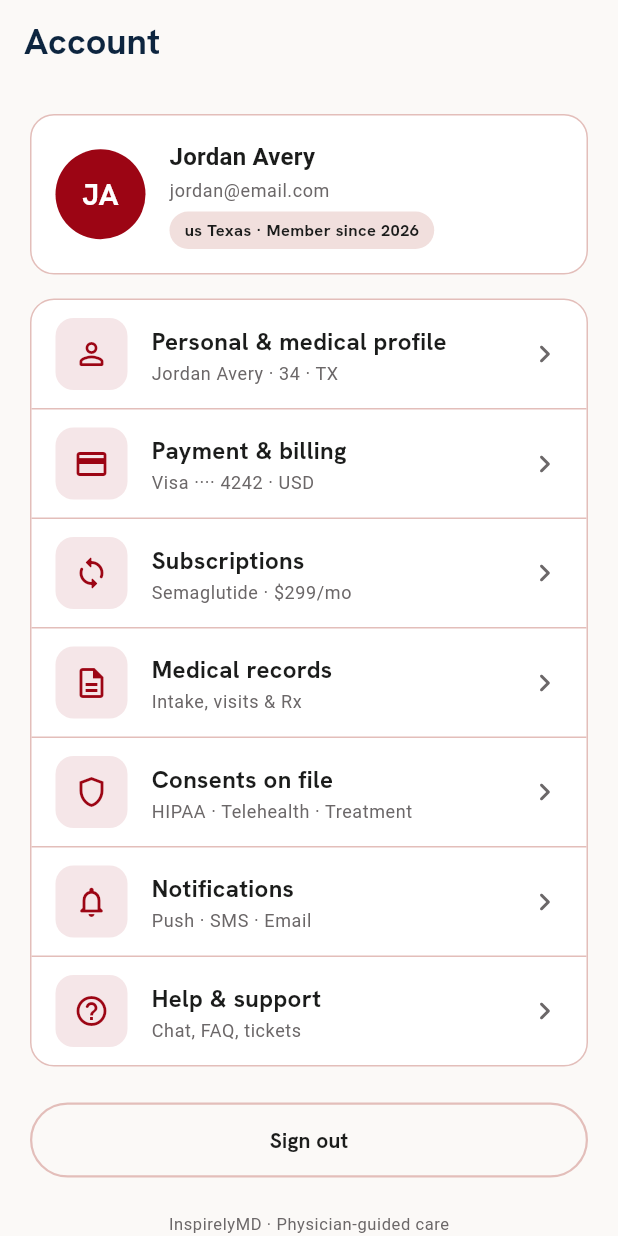
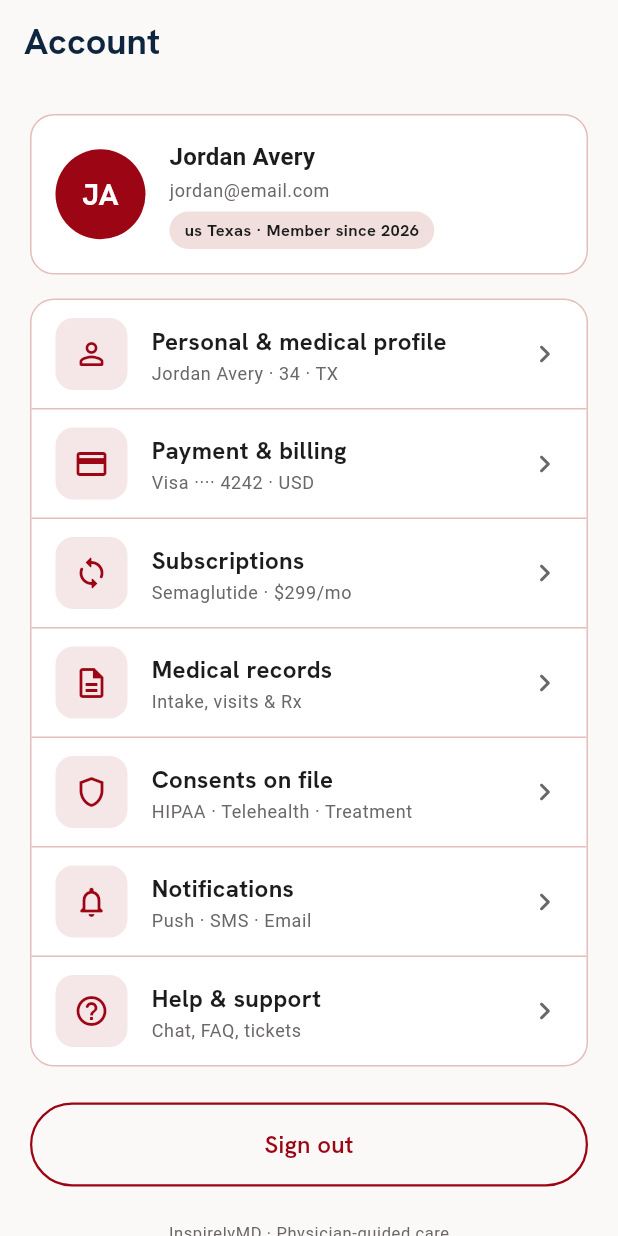
Before and after one commit to Santanu-002/inspirelymd_patient, a Flutter app: the AccountContent screen opened directly, on a phone screen of 412 x 824 dp. Run offline on Flutter 3.47's test engine with Material 3 defaults, Android fonts, the phone set to English and light mode, and no system bars; our stand-ins replace device_info_plus, dio, equatable, flutter_secure_storage, flutter_svg, fpdart and 9 more; accounts and stored records are empty.

```diff
--- a/lib/features/account/presentation/widgets/account_content.dart
+++ b/lib/features/account/presentation/widgets/account_content.dart
@@ -7,6 +7,7 @@ import 'package:inspirelymd_patient/core/common/widgets/card/app_card.dart';
 import 'package:inspirelymd_patient/core/common/widgets/tag/app_tag.dart';
 import 'package:inspirelymd_patient/core/common/widgets/icon/app_icon_box.dart';
 import 'package:inspirelymd_patient/features/account/presentation/controllers/account_controller.dart';
+import 'package:inspirelymd_patient/core/common/widgets/button/app_button.dart';
 import 'package:inspirelymd_patient/core/common/widgets/scaffold/app_scaffold.dart';
 
 class AccountContent extends GetView<AccountController> {
@@ -148,25 +149,9 @@ class AccountContent extends GetView<AccountController> {
           AppUIConstants.widgets.verticalBox$24,
 
           // ── Sign Out Button ──────────────────────────────────────────────
-          OutlinedButton(
+          AppButton.outlined(
+            text: strings.signOut,
             onPressed: controller.handleSignOut,
-            style: OutlinedButton.styleFrom(
-              minimumSize: const Size(double.infinity, 50),
-              shape: RoundedRectangleBorder(
-                borderRadius: BorderRadius.circular(9999),
-              ),
-              side: BorderSide(
-                color: theme.colorScheme.outlineVariant,
-                width: 1.5,
-              ),
-            ),
-            child: Text(
-              strings.signOut,
-              style: theme.textTheme.labelLarge?.copyWith(
-                color: theme.colorScheme.onSurface,
-                fontWeight: FontWeight.bold,
-              ),
-            ),
           ),
           AppUIConstants.widgets.verticalBox$24,
 
--- a/lib/features/pharmacy/presentation/widgets/pharmacy_content.dart
+++ b/lib/features/pharmacy/presentation/widgets/pharmacy_content.dart
@@ -1,6 +1,7 @@
 import 'package:flutter/material.dart';
 import 'package:flutter/cupertino.dart';
 import 'package:get/get.dart';
+import 'package:inspirelymd_patient/app/routes/app_routes.dart';
 import 'package:inspirelymd_patient/core/constants/app_strings.dart';
 import 'package:inspirelymd_patient/core/constants/app_ui_constants.dart';
 import 'package:inspirelymd_patient/core/theme/color_scheme_extension.dart';
@@ -127,7 +128,7 @@ class PharmacyContent extends GetView<PharmacyController> {
                 const SizedBox(height: 24),
                 // Reorder button
                 OutlinedButton(
-                  onPressed: controller.triggerReorder,
+                  onPressed: () => Get.toNamed(AppRoutes.chat),
                   style: OutlinedButton.styleFrom(
                     minimumSize: const Size(double.infinity, 50),
                     shape: RoundedRectangleBorder(
```
